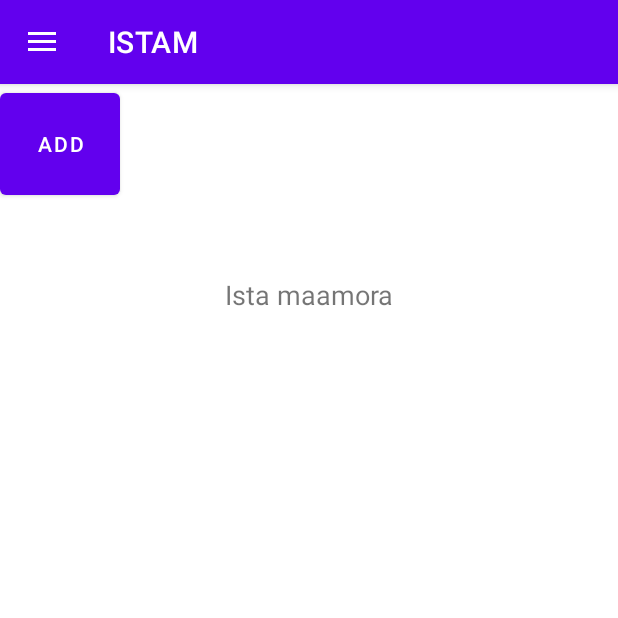
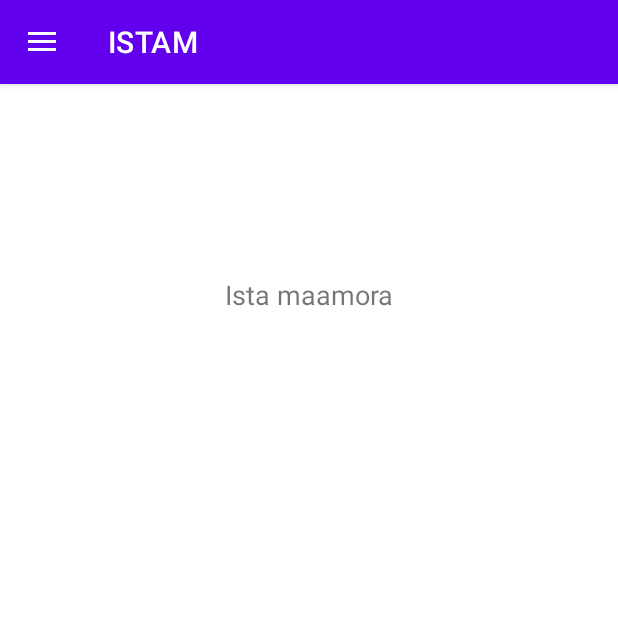
Before and after one commit to NohadEtabyiy/fastfood2, an Android app: the screen it shows after launch (Home), on a phone screen of 412 x 824 dp, the top half of it. Run offline under Robolectric (Android 15) with nearby library versions, the phone set to English and light mode, and no system bars.

Commit message:
Initial Commut

```diff
--- a/app/src/main/res/layout/activity_home.xml
+++ b/app/src/main/res/layout/activity_home.xml
@@ -29,14 +29,6 @@ tools:ignore="HardcodedText">
         android:layout_width="match_parent"
         android:layout_height="match_parent">
 
-
-
-        <Button
-            android:layout_width="120px"
-            android:layout_height="120px"
-            android:id="@+id/Navigate"
-            android:text="Add"
-            />
     </LinearLayout>
 <!-- this the navigation view which draws and shows the navigation drawer -->
 <!-- include the menu created in the menu folder -->
```
Also changed, not shown: app/src/main/java/com/example/fastfood2/Home.java (+7 -0 lines).
